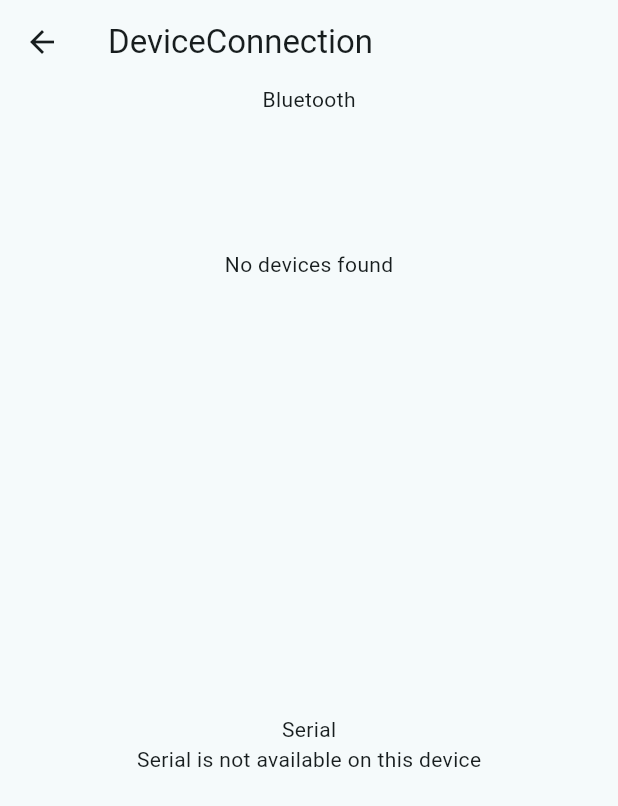
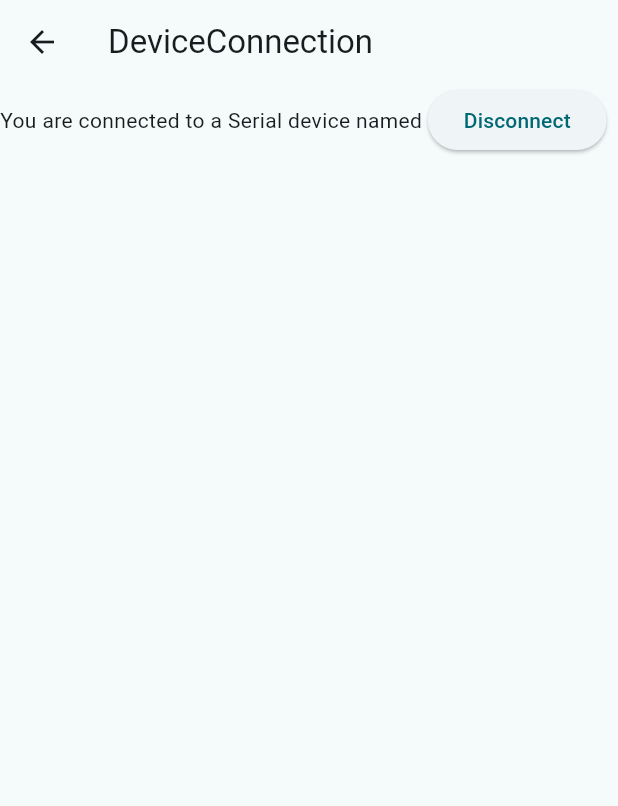
Before and after one commit to koebelt/Data-Dashboard, a Flutter app: the DeviceConnection screen opened directly with empty values, on a phone screen of 412 x 824 dp. Shown: the top 806 px of the screen. Run offline on Flutter 3.47's test engine with Material 2 defaults, Android fonts, the phone set to English and light mode, and no system bars; our stand-ins replace fl_chart, flutter_blue_plus, syncfusion_flutter_charts; missing offline and left inert: dart:ffi, dashboard, libserialport.

Commit message:
Feat: Connected page

```diff
--- a/lib/DeviceConnection.dart
+++ b/lib/DeviceConnection.dart
@@ -10,7 +10,8 @@ import 'dart:async';
 import 'Device.dart';
 
 class DeviceConnection extends StatefulWidget {
-  const DeviceConnection({super.key, required this.device, required this.setDevice});
+  const DeviceConnection(
+      {super.key, required this.device, required this.setDevice});
 
   final Device? device;
   final Function(Device?) setDevice;
@@ -73,7 +74,23 @@ class _DeviceConnectionState extends State<DeviceConnection> {
       appBar: AppBar(
         title: Text('DeviceConnection'),
       ),
-      body: Column(
+      body: widget.device != null
+          ? Row(
+              children: [
+                Text("You are connected to a "),
+                Text(widget.device!.getType()),
+                Text(" device named "),
+                Text(widget.device!.getName()),
+                ElevatedButton(
+                    onPressed: () {
+                      widget.device!.disconnect();
+                      widget.setDevice(null);
+                    },
+                    child: Text('Disconnect')
+                    )
+              ],
+            )
+          : Column(
               children: [
                 Text('Bluetooth'),
                 if (!_isBluetoothSupported)
@@ -104,7 +121,8 @@ class _DeviceConnectionState extends State<DeviceConnection> {
                 else
                   Container(
                     height: 400,
-            child: SerialDeviceConnection(device: widget.device, setDevice: widget.setDevice),
+                    child: SerialDeviceConnection(
+                        device: widget.device, setDevice: widget.setDevice),
                   )
               ],
             ),
```
Also changed, not shown: lib/Device.dart (+21 -2 lines), lib/SerialDeviceConnection.dart (+1 -24 lines). Lines whose indentation alone changed are shown as unchanged.
